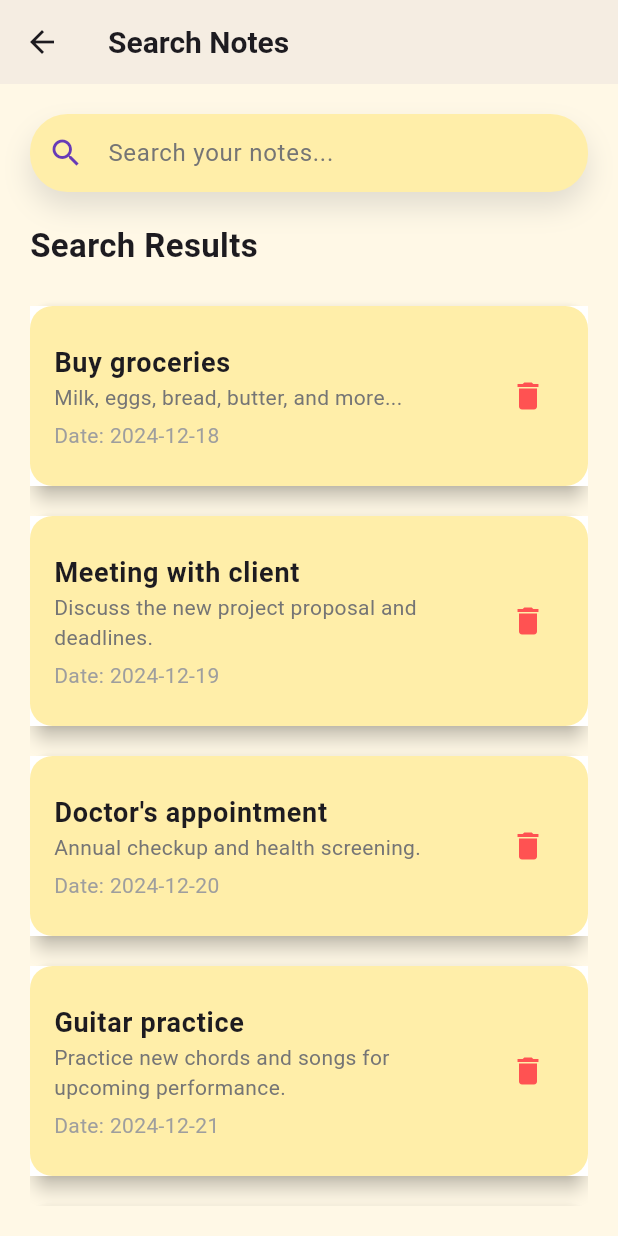
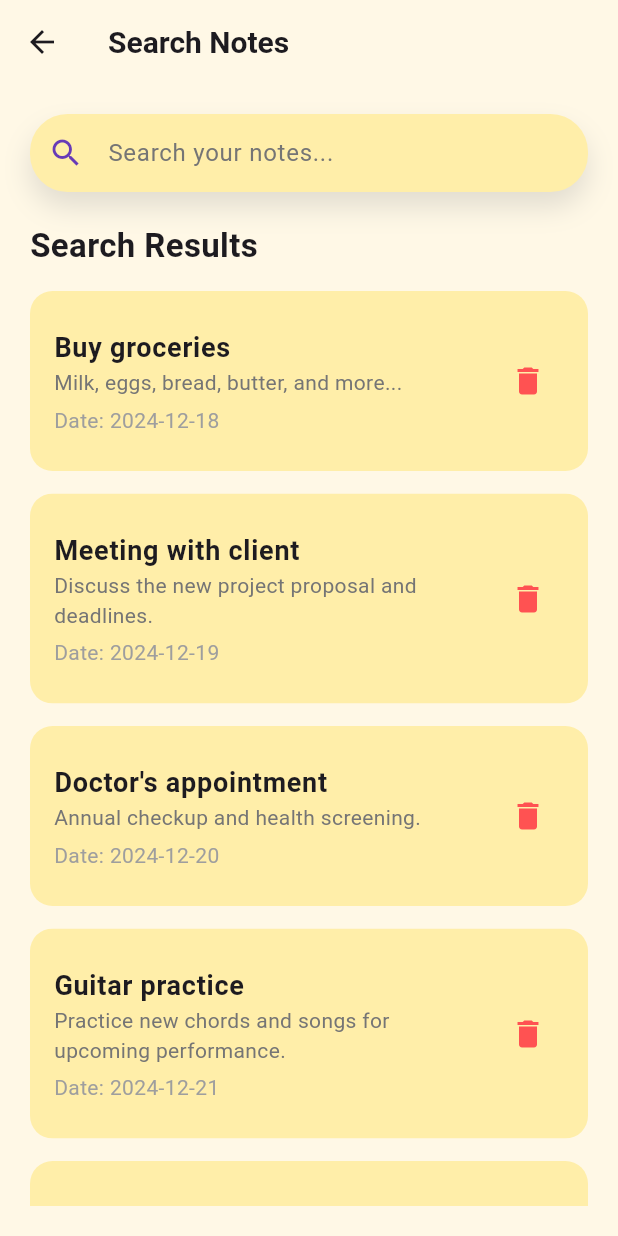
Before and after one commit to m1haww/star, a Flutter app: the screen it shows after launch, item 2 of the bottom bar chosen, after a tap on the "search" icon, on a phone screen of 412 x 824 dp. Run offline on Flutter 3.47's test engine with Material 3 defaults, Android fonts, the phone set to English and light mode, and no system bars; our stand-ins replace image_picker.

Commit message:
some fixes

```diff
--- a/lib/models/bar_navigare.dart
+++ b/lib/models/bar_navigare.dart
@@ -67,7 +67,7 @@ class _BarNavigareState extends State<BarNavigare> {
             ),
           ),
           Positioned(
-            bottom: height * 0.03,
+            bottom: height * 0.05,
             child: ClipRRect(
               borderRadius: BorderRadius.circular(100),
               child: FloatingActionButton(
--- a/lib/pages/glavanaia_page.dart
+++ b/lib/pages/glavanaia_page.dart
@@ -71,13 +71,17 @@ class _GlavanaiaPageState extends State<GlavanaiaPage> {
               SizedBox(height: height * 0.02),
               pinnedNotes.isEmpty
                   ? const Center(
-                      child: Text(
+                      child: Row(
+                        mainAxisAlignment: MainAxisAlignment.center,
+                        children: [
+                          Text(
                             "No reminders pinned.",
                             style: TextStyle(
                               color: Colors.grey,
-                          fontFamily: "Js",
                               fontSize: 16,
                             ),
+                          ),
+                        ],
                       ),
                     )
                   : buildNoteList(pinnedNotes, context),
@@ -94,13 +98,17 @@ class _GlavanaiaPageState extends State<GlavanaiaPage> {
               SizedBox(height: height * 0.02),
               unpinnedNotes.isEmpty
                   ? const Center(
-                      child: Text(
+                      child: Row(
+                        mainAxisAlignment: MainAxisAlignment.center,
+                        children: [
+                          Text(
                             "No other reminders.",
                             style: TextStyle(
                               color: Colors.grey,
-                          fontFamily: "Js",
                               fontSize: 16,
                             ),
+                          ),
+                        ],
                       ),
                     )
                   : buildNoteList(unpinnedNotes, context),
--- a/lib/pages/home_page.dart
+++ b/lib/pages/home_page.dart
@@ -17,6 +17,7 @@ class _HomePageState extends State<HomePage> {
     return Scaffold(
       backgroundColor: const Color(0xffFCF596),
       appBar: AppBar(
+        surfaceTintColor: Colors.transparent,
         backgroundColor: const Color(0xffFCF596),
         title: const Text("Featured Events"),
         actions: [
--- a/lib/pages/person_page.dart
+++ b/lib/pages/person_page.dart
@@ -29,8 +29,8 @@ class _PersonPageState extends State<PersonPage> {
 
     return Scaffold(
       appBar: AppBar(
-        backgroundColor: Color(0xffFBD288),
-        title: Text("Profile"),
+        backgroundColor: const Color(0xffFBD288),
+        title: const Text("Profile"),
         leading: GestureDetector(
           onTap: () {
             Navigator.pop(context);
@@ -38,7 +38,7 @@ class _PersonPageState extends State<PersonPage> {
           child: const Icon(Icons.arrow_back_ios),
         ),
       ),
-      backgroundColor: Color(0xffFBD288),
+      backgroundColor: const Color(0xffFBD288),
       body: SafeArea(
         child: SingleChildScrollView(
           child: Column(
--- a/lib/pages/searching_page.dart
+++ b/lib/pages/searching_page.dart
@@ -59,6 +59,7 @@ class _SearchingPageState extends State<SearchingPage> {
     return Scaffold(
       backgroundColor: const Color(0xffFFF8E6),
       appBar: AppBar(
+        surfaceTintColor: Colors.transparent,
         backgroundColor: const Color(0xffFFF8E6),
         title: const Text(
           'Search Notes',
@@ -126,19 +127,15 @@ class _SearchingPageState extends State<SearchingPage> {
                       itemCount: _filteredNotes.length,
                       itemBuilder: (context, index) {
                         final note = _filteredNotes[index];
-                        return Card(
-                          elevation: 5,
-                          margin: const EdgeInsets.symmetric(vertical: 10),
-                          shape: RoundedRectangleBorder(
-                            borderRadius: BorderRadius.circular(15),
-                          ),
+                        return Padding(
+                          padding: const EdgeInsets.only(bottom: 15),
                           child: ClipRRect(
                             borderRadius: BorderRadius.circular(15),
                             child: Container(
                               color: const Color(0xffFFEEA9),
                               child: ListTile(
                                 contentPadding: const EdgeInsets.all(16),
-                                tileColor: Colors.white,
+                                tileColor: Colors.transparent,
                                 title: Text(
                                   note['title']!,
                                   style: const TextStyle(
@@ -164,16 +161,7 @@ class _SearchingPageState extends State<SearchingPage> {
                                   icon: const Icon(Icons.delete,
                                       color: Colors.redAccent),
                                   onPressed: () {
-                                    setState(() {
-                                      _notes.removeAt(index);
-                                      _filteredNotes = _notes
-                                          .where((note) => note['title']!
-                                              .toLowerCase()
-                                              .contains(_searchController.text
-                                                  .toLowerCase()))
-                                          .toList();
-                                      showFinallConfirmation();
-                                    });
+                                    showFinallConfirmation(index);
                                   },
                                 ),
                               ),
@@ -189,7 +177,7 @@ class _SearchingPageState extends State<SearchingPage> {
     );
   }
 
-  void showFinallConfirmation() {
+  void showFinallConfirmation(int index) {
     showDialog(
       context: context,
       builder: (BuildContext context) {
@@ -216,7 +204,7 @@ class _SearchingPageState extends State<SearchingPage> {
                 child: ElevatedButton.icon(
                   icon: const Icon(Icons.done, color: Colors.white),
                   label: const Text(
-                    'Got it!',
+                    'Yes',
                     style: TextStyle(
                       color: Colors.white,
                       fontSize: 16,
@@ -232,9 +220,14 @@ class _SearchingPageState extends State<SearchingPage> {
                         horizontal: 20, vertical: 10),
                   ),
                   onPressed: () {
-                    setState(() {
-                      Navigator.pop(context);
-                    });
+                    _notes.removeAt(index);
+                    _filteredNotes = _notes
+                        .where((note) => note['title']!
+                            .toLowerCase()
+                            .contains(_searchController.text.toLowerCase()))
+                        .toList();
+                    Navigator.pop(context);
+                    setState(() {});
                   },
                 ),
               ),
```
Also changed, not shown: 9 other files. Lines whose indentation alone changed are shown as unchanged.
